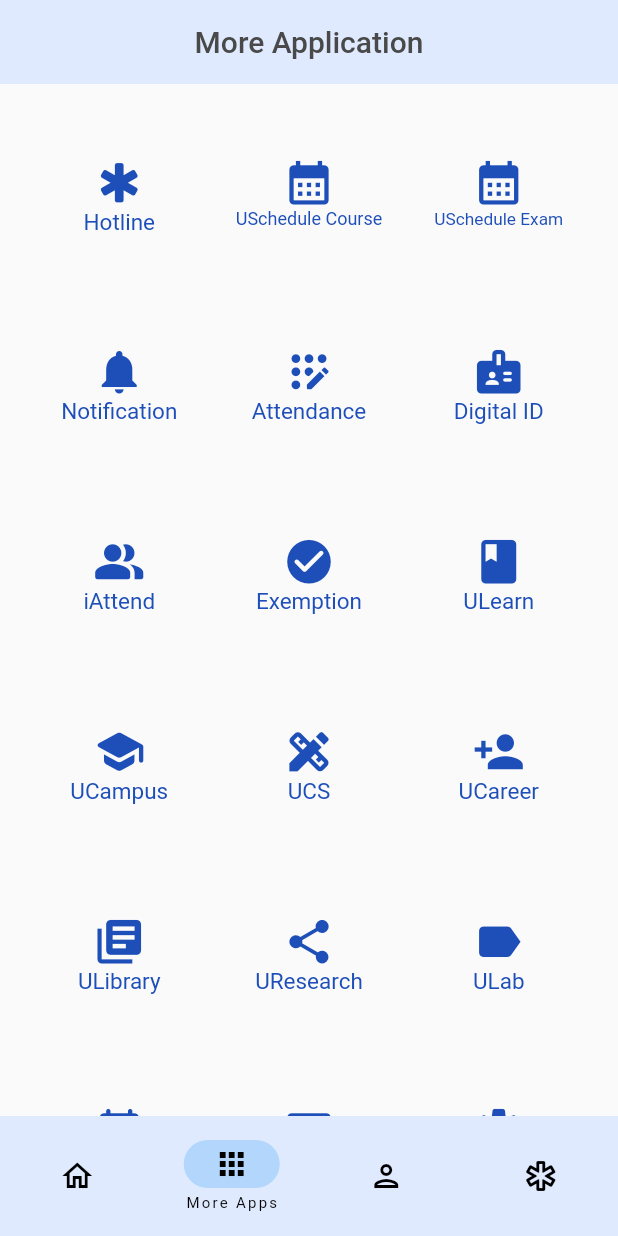
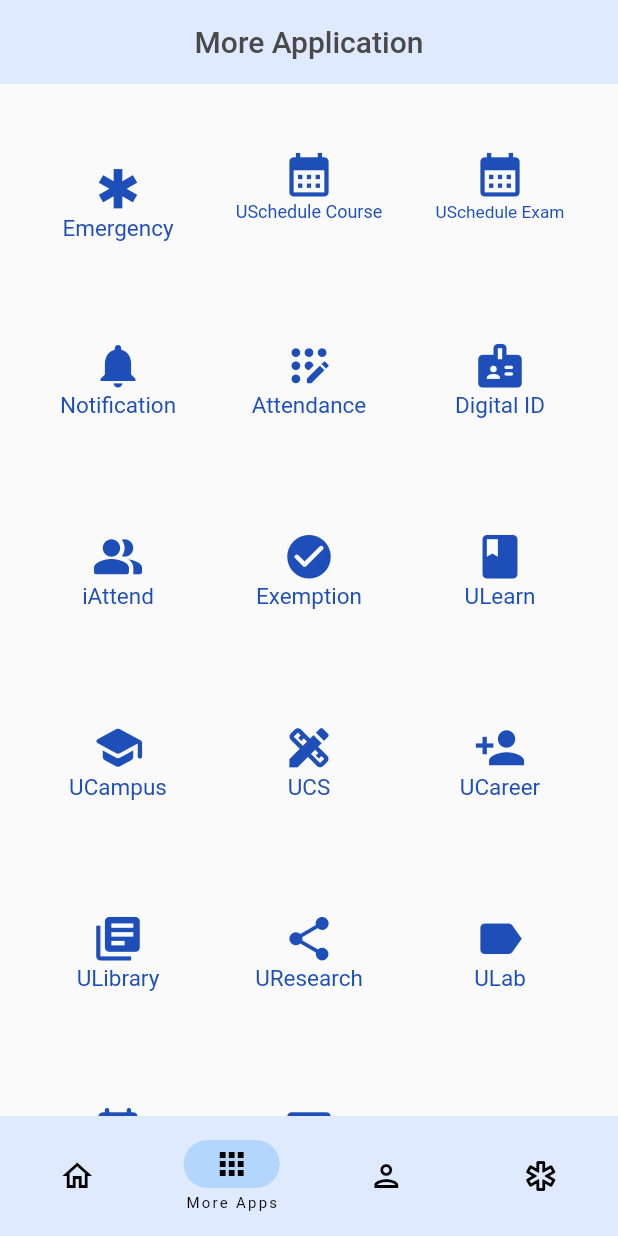
Before and after one commit to haqimhaslee/utpinme, a Flutter app: the screen it shows after launch, item 2 of the bottom bar chosen, on a phone screen of 412 x 824 dp. Run offline on Flutter 3.47's test engine with Material 2 defaults, Android fonts, the phone set to English and light mode, and no system bars.

Commit message:
NEW Inkwell, SizedBox adaption -In Hotline/Emergency page -In More App page

```diff
--- a/lib/pages/appInapp.dart
+++ b/lib/pages/appInapp.dart
@@ -28,36 +28,39 @@ class _MoreAppState extends State<MoreApp> {
       ),
       body: GridView.count(
         primary: false,
-        padding: const EdgeInsets.all(20),
-        crossAxisSpacing: 7.5,
-        mainAxisSpacing: 7.5,
+        padding: const EdgeInsets.all(15),
+        crossAxisSpacing: 0,
+        mainAxisSpacing: 0,
         crossAxisCount: 3,
         children: [
-          InkWell(
+          SizedBox.fromSize(
+            size: Size(70, 70),
+            child: ClipOval(
+              child: Material(
+                color: Color.fromARGB(0, 255, 255, 255),
+                child: InkWell(
+                  splashColor: Color.fromARGB(255, 255, 191, 191),
                   onTap: () {
                     Navigator.push(context,
                         MaterialPageRoute(builder: (context) => hotlineApp()));
                   },
-            child: Container(
-              padding: const EdgeInsets.all(8),
-              decoration: BoxDecoration(
-                  //color: Color.fromARGB(255, 228, 228, 228),
-                  //borderRadius: BorderRadius.circular(50),
-                  ),
                   child: Column(
-                children: [
-                  Padding(padding: EdgeInsets.all(10)),
+                    mainAxisAlignment: MainAxisAlignment.center,
+                    children: <Widget>[
                       Icon(
-                    Icons.emergency_rounded,
+                        Icons.emergency,
                         size: 35,
                         color: Color.fromARGB(255, 30, 79, 185),
                       ),
                       Text(
-                    "Hotline",
+                        "Emergency",
                         style: TextStyle(
-                        fontSize: 15, color: Color.fromARGB(255, 30, 79, 185)),
-                  )
+                            fontSize: 15,
+                            color: Color.fromARGB(255, 30, 79, 185)),
+                      ),
                     ],
+                  ),
+                ),
               ),
             ),
           ),
@@ -510,31 +513,34 @@ class _MoreAppState extends State<MoreApp> {
               ),
             ),
           ),
-          InkWell(
+          SizedBox.fromSize(
+            size: Size(70, 70),
+            child: ClipOval(
+              child: Material(
+                color: Color.fromARGB(0, 255, 255, 255),
+                child: InkWell(
+                  splashColor: Color.fromARGB(255, 191, 217, 255),
                   onTap: () {
-              Navigator.push(
-                  context, MaterialPageRoute(builder: (context) => Settings()));
+                    Navigator.push(context,
+                        MaterialPageRoute(builder: (context) => Settings()));
                   },
-            child: Container(
-              padding: const EdgeInsets.all(8),
-              decoration: BoxDecoration(
-                  //color: Color.fromARGB(255, 228, 228, 228),
-                  //borderRadius: BorderRadius.circular(50),
-                  ),
                   child: Column(
-                children: [
-                  Padding(padding: EdgeInsets.all(10)),
+                    mainAxisAlignment: MainAxisAlignment.center,
+                    children: <Widget>[
                       Icon(
-                    Icons.settings_rounded,
+                        Icons.settings,
                         size: 35,
                         color: Color.fromARGB(255, 30, 79, 185),
                       ),
                       Text(
                         "Settings",
                         style: TextStyle(
-                        fontSize: 15, color: Color.fromARGB(255, 30, 79, 185)),
-                  )
+                            fontSize: 15,
+                            color: Color.fromARGB(255, 30, 79, 185)),
+                      ),
                     ],
+                  ),
+                ),
               ),
             ),
           ),
```
Also changed, not shown: lib/pages/hotlineApp.dart (+55 -1 lines). Lines whose indentation alone changed are shown as unchanged.
